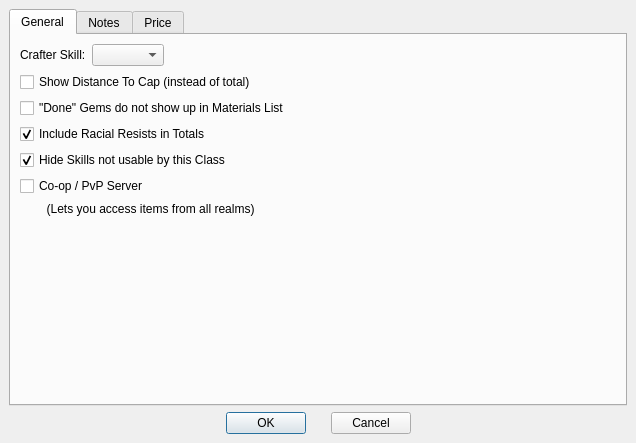
First picture: the form in Options.ui, repository tomkins/spellcraftcalc, before the edit.
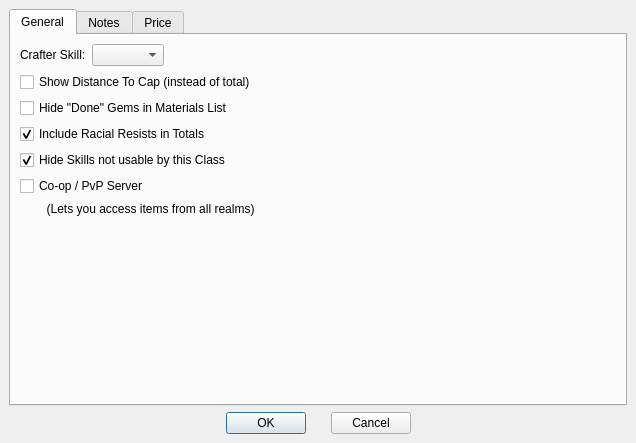
Second picture: the form after the edit.

Commit message: Make hide done gems text more clear

```diff
--- a/Options.ui
+++ b/Options.ui
@@ -97,7 +97,7 @@
            <item>
             <widget class="QCheckBox" name="ShowDoneGems" >
              <property name="text" >
-              <string>"Done" Gems do not show up in Materials List</string>
+              <string>Hide "Done" Gems in Materials List</string>
              </property>
             </widget>
            </item>
```
The commit also changes 1 other file.
